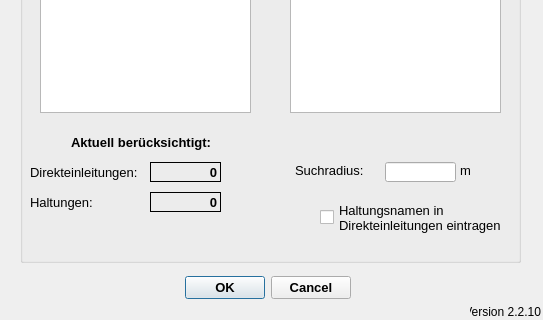
Qt form qkan/linkflaechen/resources/application_createlinesw.ui (hoettges/QKan) before a commit; both pictures show x 0 to 543 and y 148 to 468 of the 543 by 468 pixel window.
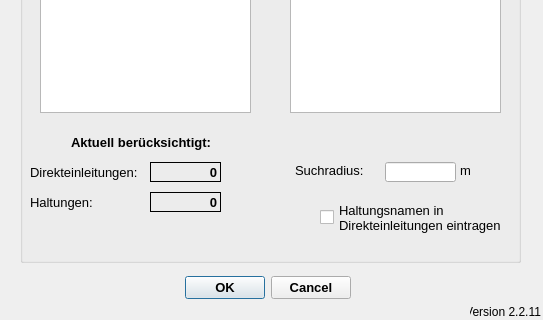
The same form after that commit.

Diff of the .ui file:
```diff
--- a/qkan/linkflaechen/resources/application_createlinesw.ui
+++ b/qkan/linkflaechen/resources/application_createlinesw.ui
@@ -424,7 +424,7 @@
     <string>Version QKan Import</string>
    </property>
    <property name="text">
-    <string>Version 2.2.10</string>
+    <string>Version 2.2.11</string>
    </property>
    <property name="alignment">
     <set>Qt::AlignRight|Qt::AlignTrailing|Qt::AlignVCenter</set>
```
